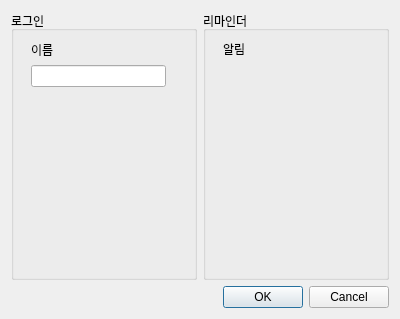
Glen-Lee-glitch/new_viewer, file ui/login_dialog.ui: the form before one commit.
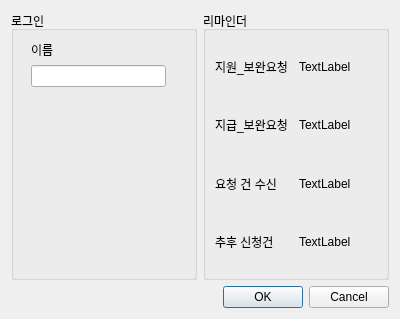
The form after the commit.

Commit message:
refactor: 로그인 다이얼로그 UI 레이아웃 개선
- 기존 QLabel 위젯을 QVBoxLayout 및 QHBoxLayout으로 변경하여 레이아웃 구조를 개선
- 새로운 레이블 추가 및 텍스트 업데이트로 사용자 인터페이스 향상

Diff of the .ui file:
```diff
--- a/ui/login_dialog.ui
+++ b/ui/login_dialog.ui
@@ -50,19 +50,80 @@
        <property name="title">
         <string>리마인더</string>
        </property>
-       <widget class="QLabel" name="label_2">
-        <property name="geometry">
-         <rect>
-          <x>20</x>
-          <y>30</y>
-          <width>48</width>
-          <height>16</height>
-         </rect>
-        </property>
-        <property name="text">
-         <string>알림</string>
-        </property>
-       </widget>
+       <layout class="QVBoxLayout" name="verticalLayout_3">
+        <item>
+         <layout class="QHBoxLayout" name="horizontalLayout_2">
+          <item>
+           <widget class="QLabel" name="label_3">
+            <property name="text">
+             <string>지원_보완요청</string>
+            </property>
+           </widget>
+          </item>
+          <item>
+           <widget class="QLabel" name="label_2">
+            <property name="text">
+             <string>TextLabel</string>
+            </property>
+           </widget>
+          </item>
+         </layout>
+        </item>
+        <item>
+         <layout class="QHBoxLayout" name="horizontalLayout_3">
+          <item>
+           <widget class="QLabel" name="label_4">
+            <property name="text">
+             <string>지급_보완요청</string>
+            </property>
+           </widget>
+          </item>
+          <item>
+           <widget class="QLabel" name="label_7">
+            <property name="text">
+             <string>TextLabel</string>
+            </property>
+           </widget>
+          </item>
+         </layout>
+        </item>
+        <item>
+         <layout class="QHBoxLayout" name="horizontalLayout_4">
+          <item>
+           <widget class="QLabel" name="label_6">
+            <property name="text">
+             <string>요청 건 수신</string>
+            </property>
+           </widget>
+          </item>
+          <item>
+           <widget class="QLabel" name="label_8">
+            <property name="text">
+             <string>TextLabel</string>
+            </property>
+           </widget>
+          </item>
+         </layout>
+        </item>
+        <item>
+         <layout class="QHBoxLayout" name="horizontalLayout_5">
+          <item>
+           <widget class="QLabel" name="label_5">
+            <property name="text">
+             <string>추후 신청건</string>
+            </property>
+           </widget>
+          </item>
+          <item>
+           <widget class="QLabel" name="label_9">
+            <property name="text">
+             <string>TextLabel</string>
+            </property>
+           </widget>
+          </item>
+         </layout>
+        </item>
+       </layout>
       </widget>
      </item>
     </layout>
```
